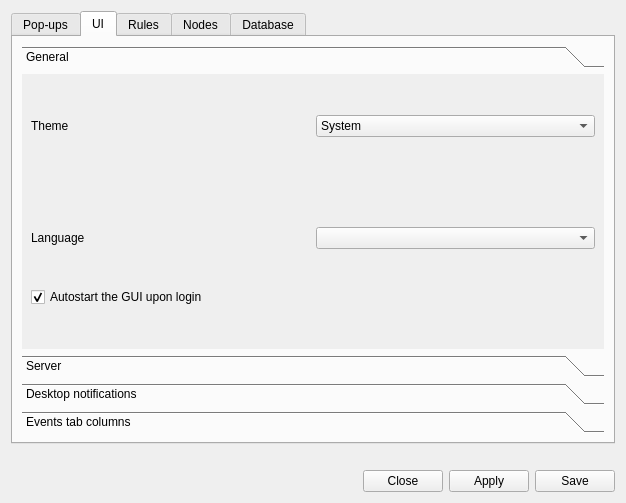
First picture: the form in ui/opensnitch/res/preferences.ui, repository evilsocket/opensnitch, before the edit.
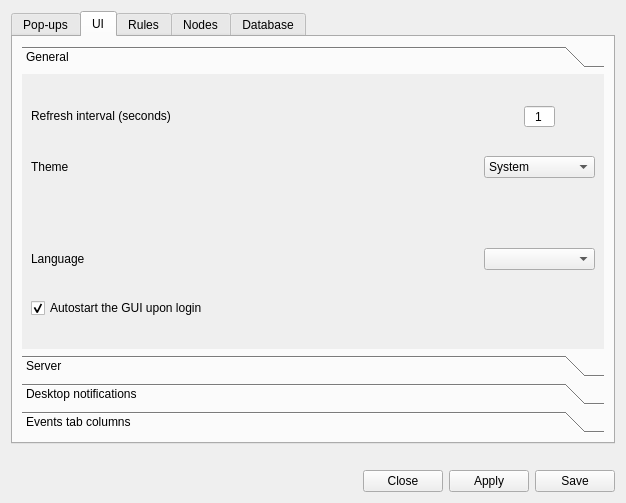
Second picture: the form after the edit. The open tabs and pages were chosen to show the change. Icons and pictures are not drawn.

Commit message:
ui: allow to configure refresh interval
Up until now, the GUI was refreshed if:
 - it was not minimized or hidden.
 - if there were new events (even if we received events from the daemon,
   they were filtered out if they were duplicated).

But still, there were scenarios where refreshing the views every second
(more or less) was too much, like when monitoring multiple machines.

Now it's possible to configure the views' refresh interval, regardless
of what the daemon sends.

Asked here: #1073

```diff
--- a/ui/opensnitch/res/preferences.ui
+++ b/ui/opensnitch/res/preferences.ui
@@ -589,7 +589,7 @@
        <string>UI</string>
       </attribute>
       <layout class="QGridLayout" name="gridLayout_6">
-       <item row="1" column="0" colspan="2">
+       <item row="1" column="1">
         <widget class="QToolBox" name="toolBox_2">
          <property name="currentIndex">
           <number>0</number>
@@ -606,8 +606,59 @@
           <attribute name="label">
            <string>General</string>
           </attribute>
-          <layout class="QGridLayout" name="gridLayout_14">
+          <layout class="QGridLayout" name="gridLayout_5">
+           <item row="0" column="0">
+            <widget class="QLabel" name="label_27">
+             <property name="sizePolicy">
+              <sizepolicy hsizetype="Expanding" vsizetype="Maximum">
+               <horstretch>0</horstretch>
+               <verstretch>0</verstretch>
+              </sizepolicy>
+             </property>
+             <property name="text">
+              <string>Refresh interval (seconds)</string>
+             </property>
+             <property name="wordWrap">
+              <bool>true</bool>
+             </property>
+            </widget>
+           </item>
+           <item row="1" column="0">
+            <widget class="QLabel" name="label_21">
+             <property name="sizePolicy">
+              <sizepolicy hsizetype="Preferred" vsizetype="Preferred">
+               <horstretch>0</horstretch>
+               <verstretch>0</verstretch>
+              </sizepolicy>
+             </property>
+             <property name="text">
+              <string>Theme</string>
+             </property>
+            </widget>
+           </item>
+           <item row="1" column="1">
+            <widget class="QComboBox" name="comboUITheme">
+             <item>
+              <property name="text">
+               <string>System</string>
+              </property>
+             </item>
+            </widget>
+           </item>
            <item row="2" column="0">
+            <widget class="QLabel" name="labelThemeError">
+             <property name="sizePolicy">
+              <sizepolicy hsizetype="Preferred" vsizetype="Maximum">
+               <horstretch>0</horstretch>
+               <verstretch>0</verstretch>
+              </sizepolicy>
+             </property>
+             <property name="text">
+              <string/>
+             </property>
+            </widget>
+           </item>
+           <item row="3" column="0">
             <widget class="QLabel" name="label_19">
              <property name="sizePolicy">
               <sizepolicy hsizetype="Preferred" vsizetype="Preferred">
@@ -620,45 +671,10 @@
              </property>
             </widget>
            </item>
-           <item row="1" column="0" colspan="2">
-            <widget class="QLabel" name="labelThemeError">
-             <property name="sizePolicy">
-              <sizepolicy hsizetype="Preferred" vsizetype="Maximum">
-               <horstretch>0</horstretch>
-               <verstretch>0</verstretch>
-              </sizepolicy>
-             </property>
-             <property name="text">
-              <string/>
-             </property>
-            </widget>
-           </item>
-           <item row="2" column="1">
+           <item row="3" column="1">
             <widget class="QComboBox" name="comboUILang"/>
            </item>
-           <item row="0" column="1">
-            <widget class="QComboBox" name="comboUITheme">
-             <item>
-              <property name="text">
-               <string>System</string>
-              </property>
-             </item>
-            </widget>
-           </item>
-           <item row="0" column="0">
-            <widget class="QLabel" name="label_21">
-             <property name="sizePolicy">
-              <sizepolicy hsizetype="Preferred" vsizetype="Preferred">
-               <horstretch>0</horstretch>
-               <verstretch>0</verstretch>
-              </sizepolicy>
-             </property>
-             <property name="text">
-              <string>Theme</string>
-             </property>
-            </widget>
-           </item>
-           <item row="3" column="0" colspan="2">
+           <item row="4" column="0">
             <widget class="QCheckBox" name="checkAutostart">
              <property name="toolTip">
               <string>By default the GUI is started when login</string>
@@ -671,6 +687,78 @@
              </property>
             </widget>
            </item>
+           <item row="0" column="1">
+            <layout class="QHBoxLayout" name="horizontalLayout_8">
+             <property name="spacing">
+              <number>0</number>
+             </property>
+             <item>
+              <widget class="QPushButton" name="cmdRefreshUIUp">
+               <property name="sizePolicy">
+                <sizepolicy hsizetype="Maximum" vsizetype="Maximum">
+                 <horstretch>0</horstretch>
+                 <verstretch>0</verstretch>
+                </sizepolicy>
+               </property>
+               <property name="text">
+                <string/>
+               </property>
+               <property name="icon">
+                <iconset theme="list-add">
+                 <normaloff>../../../../../../../../../../../../../../.designer/backup</normaloff>../../../../../../../../../../../../../../.designer/backup</iconset>
+               </property>
+               <property name="flat">
+                <bool>true</bool>
+               </property>
+              </widget>
+             </item>
+             <item>
+              <widget class="QSpinBox" name="spinUIRefresh">
+               <property name="sizePolicy">
+                <sizepolicy hsizetype="Maximum" vsizetype="Fixed">
+                 <horstretch>0</horstretch>
+                 <verstretch>0</verstretch>
+                </sizepolicy>
+               </property>
+               <property name="alignment">
+                <set>Qt::AlignCenter</set>
+               </property>
+               <property name="buttonSymbols">
+                <enum>QAbstractSpinBox::NoButtons</enum>
+               </property>
+               <property name="accelerated">
+                <bool>true</bool>
+               </property>
+               <property name="maximum">
+                <number>100</number>
+               </property>
+               <property name="value">
+                <number>1</number>
+               </property>
+              </widget>
+             </item>
+             <item>
+              <widget class="QPushButton" name="cmdRefreshUIDown">
+               <property name="sizePolicy">
+                <sizepolicy hsizetype="Fixed" vsizetype="Maximum">
+                 <horstretch>0</horstretch>
+                 <verstretch>0</verstretch>
+                </sizepolicy>
+               </property>
+               <property name="text">
+                <string/>
+               </property>
+               <property name="icon">
+                <iconset theme="list-remove">
+                 <normaloff>../../../../../../../../../../../../../../.designer/backup</normaloff>../../../../../../../../../../../../../../.designer/backup</iconset>
+               </property>
+               <property name="flat">
+                <bool>true</bool>
+               </property>
+              </widget>
+             </item>
+            </layout>
+           </item>
           </layout>
          </widget>
          <widget class="QWidget" name="page_6">
```
Left out of the diff: 34 changed lines with no effect on the pictures. The commit also changes 3 other files.
